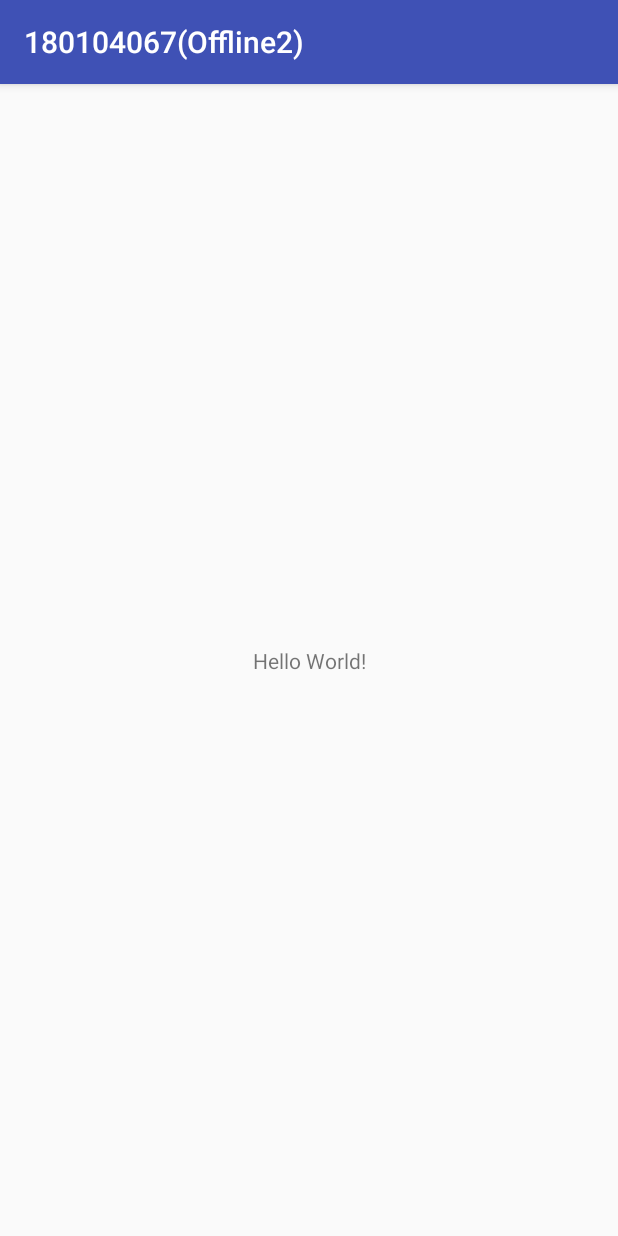
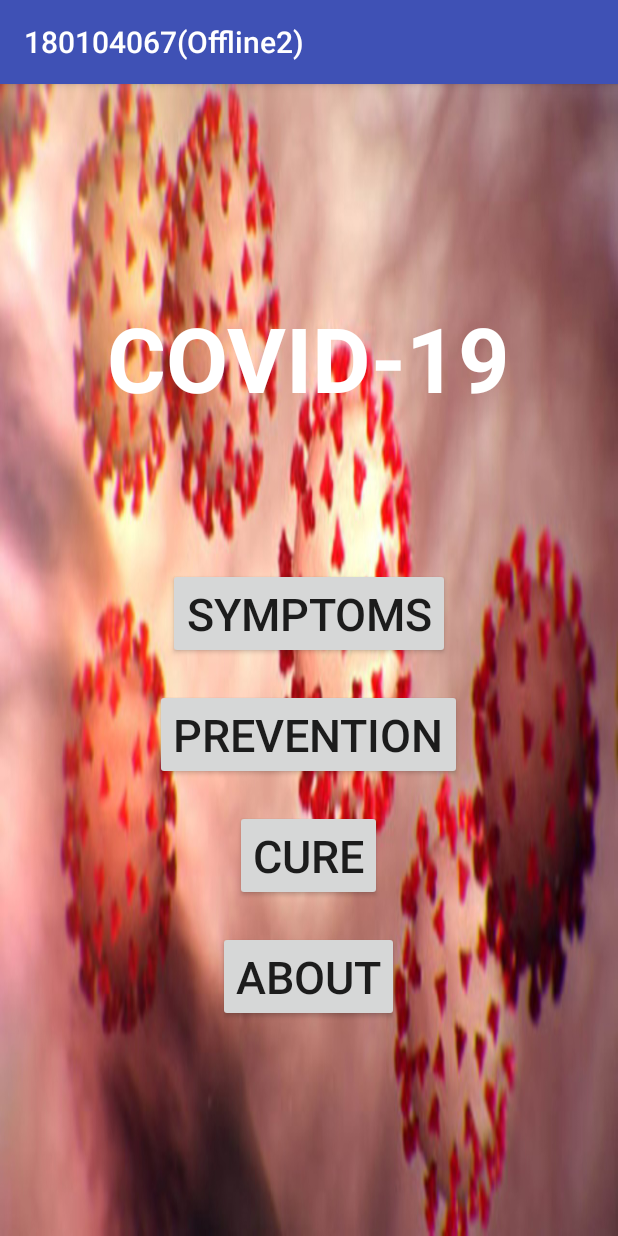
Before and after one commit to rahat-chy/180104067_Offline2, an Android app: the screen it shows after launch (MainActivity), on a phone screen of 412 x 824 dp. Run offline under Robolectric (Android 15) with nearby library versions, the phone set to English and light mode, and no system bars.

Commit message:
Initial Commit

```diff
--- a/app/src/main/res/layout/activity_main.xml
+++ b/app/src/main/res/layout/activity_main.xml
@@ -1,18 +1,51 @@
 <?xml version="1.0" encoding="utf-8"?>
-<androidx.constraintlayout.widget.ConstraintLayout xmlns:android="http://schemas.android.com/apk/res/android"
+<LinearLayout xmlns:android="http://schemas.android.com/apk/res/android"
     xmlns:app="http://schemas.android.com/apk/res-auto"
     xmlns:tools="http://schemas.android.com/tools"
     android:layout_width="match_parent"
+    android:gravity="center"
     android:layout_height="match_parent"
+    android:orientation="vertical"
+    android:background="@drawable/bg1"
     tools:context=".MainActivity">
 
     <TextView
         android:layout_width="wrap_content"
         android:layout_height="wrap_content"
-        android:text="Hello World!"
-        app:layout_constraintBottom_toBottomOf="parent"
-        app:layout_constraintLeft_toLeftOf="parent"
-        app:layout_constraintRight_toRightOf="parent"
-        app:layout_constraintTop_toTopOf="parent" />
+        android:text="COVID-19"
+        android:textSize="60dp"
+        android:textStyle="bold"
+        android:textColor="@android:color/white"/>
 
-</androidx.constraintlayout.widget.ConstraintLayout>
+    <Button
+        android:layout_width="wrap_content"
+        android:layout_height="wrap_content"
+        android:text="Symptoms"
+        android:gravity="center"
+        android:layout_marginTop="100dp"
+        android:textSize="30dp"/>
+
+    <Button
+        android:layout_width="wrap_content"
+        android:layout_height="wrap_content"
+        android:text="Prevention"
+        android:gravity="center"
+        android:layout_marginTop="20dp"
+        android:textSize="30dp"/>
+    <Button
+        android:layout_width="wrap_content"
+        android:layout_height="wrap_content"
+        android:text="Cure"
+        android:gravity="center"
+        android:layout_marginTop="20dp"
+        android:textSize="30dp"/>
+    <Button
+        android:layout_width="wrap_content"
+        android:layout_height="wrap_content"
+        android:text="About"
+        android:gravity="center"
+        android:layout_marginTop="20dp"
+        android:textSize="30dp"/>
+
+
+</LinearLayout>
```
Also changed, not shown: app/src/main/res/drawable/bg1.jpg (added), 170 other files.
